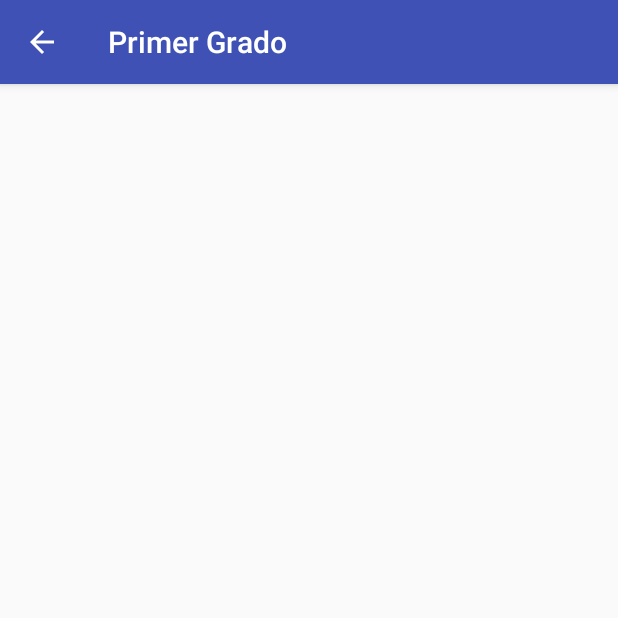
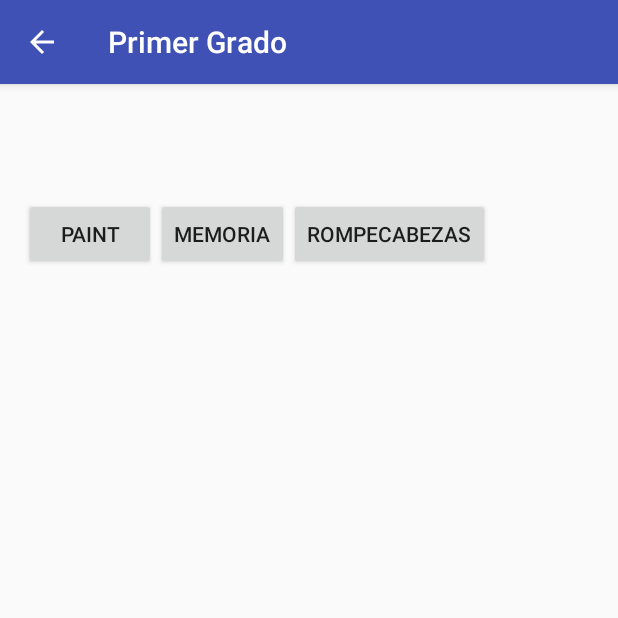
Before and after one commit to ocorella/tcu501app, an Android app: the PrimerGradoActivity screen opened directly, with no data from a screen before it, on a phone screen of 412 x 824 dp, the top half of it. Run offline under Robolectric (Android 15) with nearby library versions, the phone set to English and light mode, and no system bars.

Commit message:
botones de paint memoria y rompecabezas agregados en primer grado, flata un poco de interfaz grafica del menu pero ya se pueden trabajar las actividades

```diff
--- a/app/src/main/res/layout/activity_primer_grado.xml
+++ b/app/src/main/res/layout/activity_primer_grado.xml
@@ -9,4 +9,57 @@
     android:paddingTop="@dimen/activity_vertical_margin"
     tools:context="comsiteucrtcu501.google.httpssites.tcu501.PrimerGradoActivity">
 
+    <FrameLayout
+        android:layout_width="match_parent"
+        android:layout_height="wrap_content"
+        android:layout_gravity="center_horizontal"></FrameLayout>
+
+    <LinearLayout
+        android:orientation="vertical"
+        android:layout_width="match_parent"
+        android:layout_height="match_parent"
+        android:layout_alignParentTop="true"
+        android:layout_alignParentLeft="true"
+        android:layout_alignParentStart="true"
+        android:layout_marginTop="60dp">
+
+        <LinearLayout
+            android:orientation="horizontal"
+            android:layout_width="match_parent"
+            android:layout_height="wrap_content"
+            android:layout_gravity="center_horizontal">
+
+            <Button
+                android:layout_width="wrap_content"
+                android:layout_height="wrap_content"
+                android:text="Paint"
+                android:id="@+id/button_paint"
+                android:onClick="irAPaint"
+                android:layout_alignParentTop="true"
+                android:layout_toLeftOf="@+id/button_rompecabezas"
+                android:layout_toStartOf="@+id/button_rompecabezas" />
+
+            <Button
+                android:layout_width="wrap_content"
+                android:layout_height="wrap_content"
+                android:text="Memoria"
+                android:id="@+id/button_memoria"
+                android:onClick="irAMemoria"
+                android:layout_alignParentTop="true"
+                android:layout_alignParentLeft="true"
+                android:layout_alignParentStart="true" />
+
+            <Button
+                android:layout_width="wrap_content"
+                android:layout_height="wrap_content"
+                android:text="Rompecabezas"
+                android:id="@+id/button_rompecabezas"
+                android:onClick="irARompecabezas"
+                android:layout_alignParentTop="true"
+                android:layout_alignParentRight="true"
+                android:layout_alignParentEnd="true" />
+        </LinearLayout>
+
+    </LinearLayout>
+
 </RelativeLayout>
```
Also changed, not shown: app/src/main/AndroidManifest.xml (+65 -13 lines), app/src/main/java/comsiteucrtcu501/google/httpssites/tcu501/MemoriaActivity.java (added, +13 -0 lines), app/src/main/java/comsiteucrtcu501/google/httpssites/tcu501/PaintActivity.java (added, +13 -0 lines), app/src/main/java/comsiteucrtcu501/google/httpssites/tcu501/PrimerGradoActivity.java (+16 -0 lines), app/src/main/java/comsiteucrtcu501/google/httpssites/tcu501/RompecabezasActivity.java (added, +13 -0 lines), app/src/main/res/layout/activity_memoria.xml (added, +12 -0 lines), app/src/main/res/layout/activity_paint.xml (added, +12 -0 lines), app/src/main/res/layout/activity_rompecabezas.xml (added, +12 -0 lines).
